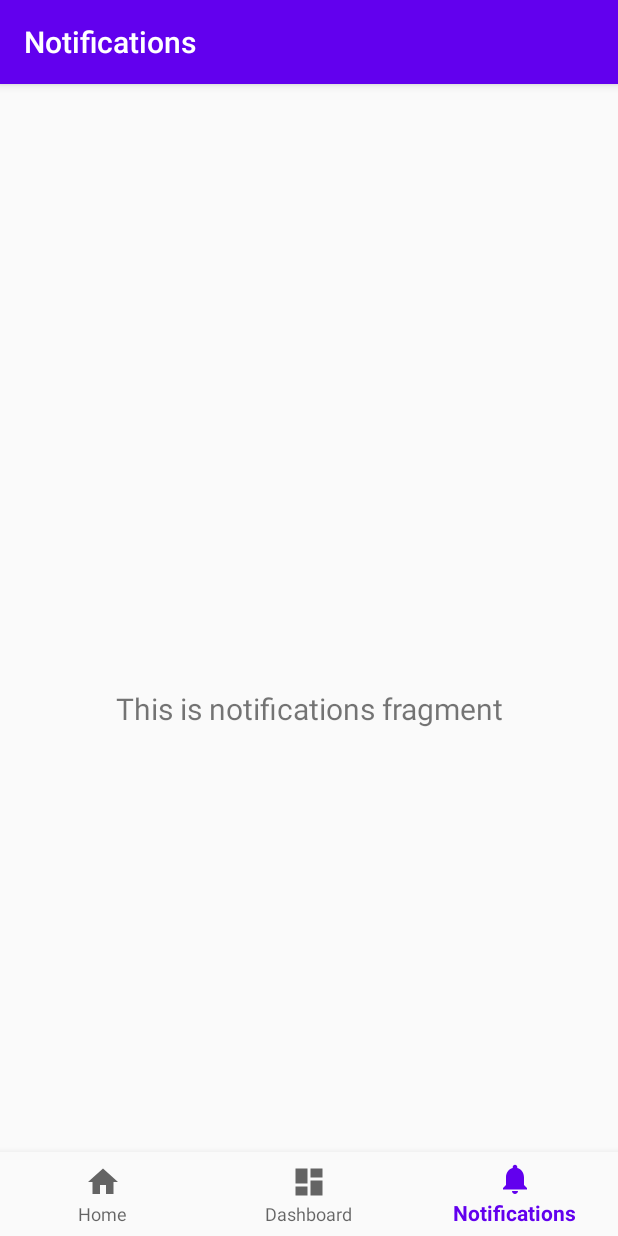
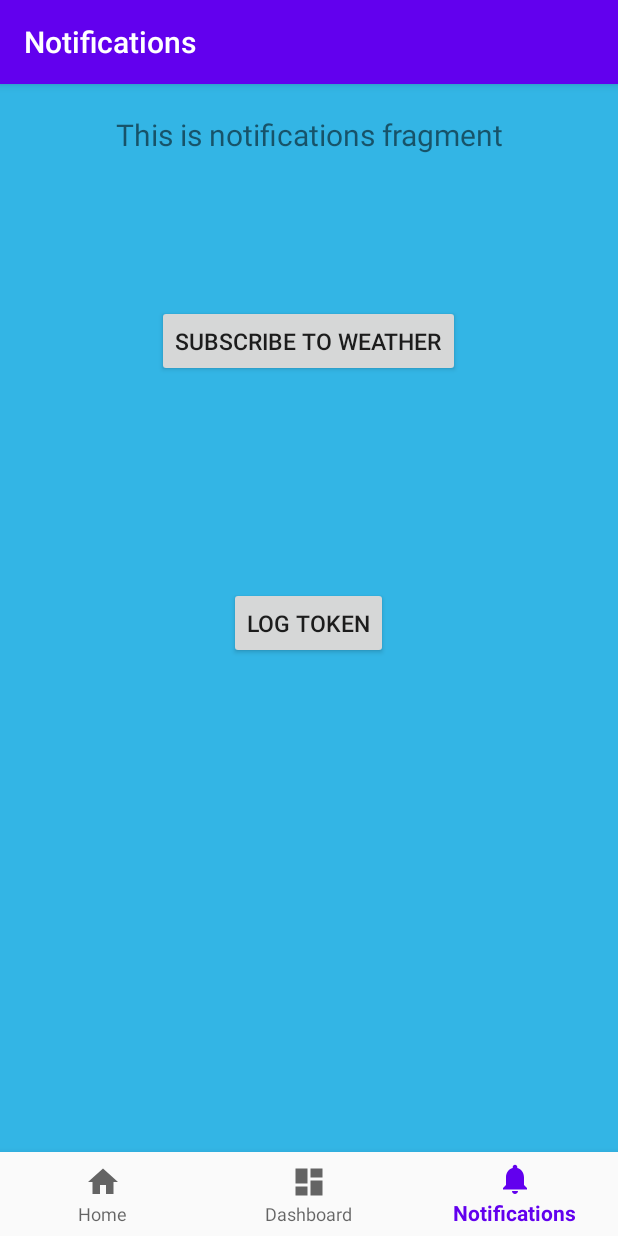
Before and after one commit to zoey1231/Closet, an Android app: the NotificationsFragment screen opened through its navigation route, on a phone screen of 412 x 824 dp. Run offline under Robolectric (Android 15) with nearby library versions, the phone set to English and light mode, and no system bars; our stand-ins replace navigation-ui.

Commit message:
frontend connected to firebase and able to get the token for backend

```diff
--- /dev/null
+++ b/frontend/app/src/main/res/drawable/ic_stat_ic_notification.xml
@@ -0,0 +1,4 @@
+<?xml version="1.0" encoding="utf-8"?>
+<selector xmlns:android="http://schemas.android.com/apk/res/android">
+
+</selector>
--- a/frontend/app/src/main/res/layout/activity_main.xml
+++ b/frontend/app/src/main/res/layout/activity_main.xml
@@ -3,8 +3,21 @@
     xmlns:app="http://schemas.android.com/apk/res-auto"
     android:id="@+id/container"
     android:layout_width="match_parent"
-    android:layout_height="match_parent"
-    android:paddingTop="?attr/actionBarSize">
+    android:layout_height="match_parent">
+
+
+    <fragment
+        android:id="@+id/nav_host_fragment"
+        android:name="androidx.navigation.fragment.NavHostFragment"
+        android:layout_width="match_parent"
+        android:layout_height="match_parent"
+
+        app:defaultNavHost="true"
+        app:layout_constraintBottom_toTopOf="@id/nav_view"
+        app:layout_constraintLeft_toLeftOf="parent"
+        app:layout_constraintRight_toRightOf="parent"
+        app:layout_constraintTop_toTopOf="parent"
+        app:navGraph="@navigation/mobile_navigation" />
 
     <com.google.android.material.bottomnavigation.BottomNavigationView
         android:id="@+id/nav_view"
@@ -18,16 +31,7 @@
         app:layout_constraintRight_toRightOf="parent"
         app:menu="@menu/bottom_nav_menu" />
 
-    <fragment
-        android:id="@+id/nav_host_fragment"
-        android:name="androidx.navigation.fragment.NavHostFragment"
-        android:layout_width="match_parent"
-        android:layout_height="match_parent"
-        app:defaultNavHost="true"
-        app:layout_constraintBottom_toTopOf="@id/nav_view"
-        app:layout_constraintLeft_toLeftOf="parent"
-        app:layout_constraintRight_toRightOf="parent"
-        app:layout_constraintTop_toTopOf="parent"
-        app:navGraph="@navigation/mobile_navigation" />
+
+
 
 </androidx.constraintlayout.widget.ConstraintLayout>
--- a/frontend/app/src/main/res/layout/fragment_dashboard.xml
+++ b/frontend/app/src/main/res/layout/fragment_dashboard.xml
@@ -4,6 +4,7 @@
     xmlns:tools="http://schemas.android.com/tools"
     android:layout_width="match_parent"
     android:layout_height="match_parent"
+    android:background="@android:color/holo_orange_light"
     tools:context=".ui.dashboard.DashboardFragment">
 
     <TextView
--- a/frontend/app/src/main/res/layout/fragment_home.xml
+++ b/frontend/app/src/main/res/layout/fragment_home.xml
@@ -4,6 +4,7 @@
     xmlns:tools="http://schemas.android.com/tools"
     android:layout_width="match_parent"
     android:layout_height="match_parent"
+    android:background="@android:color/holo_red_light"
     tools:context=".ui.home.HomeFragment">
 
     <TextView
--- a/frontend/app/src/main/res/layout/fragment_notifications.xml
+++ b/frontend/app/src/main/res/layout/fragment_notifications.xml
@@ -1,22 +1,41 @@
 <?xml version="1.0" encoding="utf-8"?>
-<androidx.constraintlayout.widget.ConstraintLayout xmlns:android="http://schemas.android.com/apk/res/android"
+<RelativeLayout xmlns:android="http://schemas.android.com/apk/res/android"
     xmlns:app="http://schemas.android.com/apk/res-auto"
     xmlns:tools="http://schemas.android.com/tools"
     android:layout_width="match_parent"
     android:layout_height="match_parent"
-    tools:context=".ui.notifications.NotificationsFragment">
+    tools:context=".ui.notifications.NotificationsFragment"
+    android:background="@android:color/holo_blue_light">
+
 
     <TextView
         android:id="@+id/text_notifications"
         android:layout_width="match_parent"
         android:layout_height="wrap_content"
-        android:layout_marginStart="8dp"
-        android:layout_marginTop="8dp"
-        android:layout_marginEnd="8dp"
         android:textAlignment="center"
         android:textSize="20sp"
-        app:layout_constraintBottom_toBottomOf="parent"
-        app:layout_constraintEnd_toEndOf="parent"
-        app:layout_constraintStart_toStartOf="parent"
-        app:layout_constraintTop_toTopOf="parent" />
-</androidx.constraintlayout.widget.ConstraintLayout>
+        android:layout_marginTop="20dp"
+        android:text="Notification Center"
+         />
+
+    <Button
+        android:id="@+id/subscribeButton"
+        android:layout_width="wrap_content"
+        android:layout_height="wrap_content"
+        android:layout_below="@id/text_notifications"
+        android:layout_centerHorizontal="true"
+        android:layout_marginTop="100dp"
+        android:layout_marginBottom="40dp"
+        android:text="@string/subscribe_to_weather"
+        android:textSize="15sp" />
+
+    <Button
+        android:id="@+id/logTokenButton"
+        android:layout_width="wrap_content"
+        android:layout_height="wrap_content"
+        android:layout_below="@+id/subscribeButton"
+        android:layout_centerHorizontal="true"
+        android:layout_marginTop="100dp"
+        android:text="@string/log_token"
+        android:textSize="15sp" />
+</RelativeLayout>
--- a/frontend/app/src/main/res/values/dimens.xml
+++ b/frontend/app/src/main/res/values/dimens.xml
@@ -2,4 +2,5 @@
     <!-- Default screen margins, per the Android Design guidelines. -->
     <dimen name="activity_horizontal_margin">16dp</dimen>
     <dimen name="activity_vertical_margin">16dp</dimen>
+    <dimen name="standard_field_width">80dp</dimen>
 </resources>
--- a/frontend/app/src/main/res/values/strings.xml
+++ b/frontend/app/src/main/res/values/strings.xml
@@ -3,4 +3,14 @@
     <string name="title_home">Home</string>
     <string name="title_dashboard">Dashboard</string>
     <string name="title_notifications">Notifications</string>
+
+    <string name="subscribe_to_weather">Subscribe To Weather</string>
+    <string name="log_token">Log Token</string>
+
+    <string name="msg_subscribed">Subscribed to weather topic</string>
+    <string name="msg_token_fmt" translatable="false">FCM registration Token: %s</string>
+
+
+    <string name="msg_subscribe_failed">Failed to subscribe to weather topic</string>
+
 </resources>
--- a/frontend/build.gradle
+++ b/frontend/build.gradle
@@ -5,8 +5,8 @@ buildscript {
         jcenter()
     }
     dependencies {
-        classpath "com.android.tools.build:gradle:4.0.1"
-
+        classpath 'com.android.tools.build:gradle:4.1.0'
+        classpath 'com.google.gms:google-services:4.3.4'
         // NOTE: Do not place your application dependencies here; they belong
         // in the individual module build.gradle files
     }
```
Also changed, not shown: frontend/app/build.gradle (+22 -15 lines), frontend/app/src/main/AndroidManifest.xml (+28 -3 lines), frontend/app/src/main/java/com/example/frontend/MainActivity.java (+16 -0 lines), frontend/app/src/main/java/com/example/frontend/MyFirebaseMessagingService.java (added, +65 -0 lines), frontend/app/src/main/java/com/example/frontend/ui/notifications/NotificationsFragment.java (+60 -2 lines), frontend/gradle/wrapper/gradle-wrapper.properties, 3 other files.
